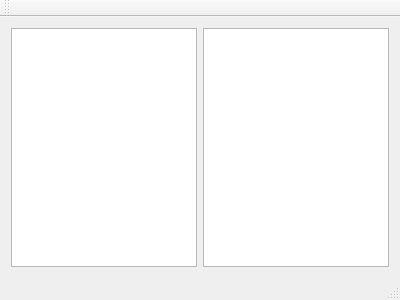
Old version of the form mainwindow.ui in the repository Envek/Kosogor.
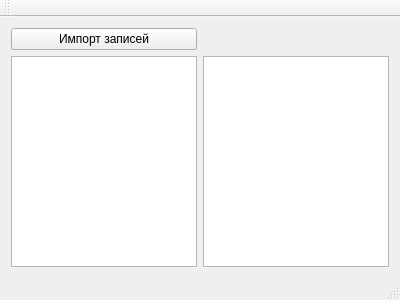
New version of the form.

Commit message: Added import of records

What changed in the file:
```diff
--- a/mainwindow.ui
+++ b/mainwindow.ui
@@ -15,12 +15,19 @@
   </property>
   <widget class="QWidget" name="centralWidget">
    <layout class="QGridLayout" name="gridLayout">
-    <item row="0" column="0">
+    <item row="1" column="0">
      <widget class="QTableView" name="checksumView"/>
     </item>
-    <item row="0" column="1">
+    <item row="1" column="1">
      <widget class="QTableView" name="paymentView"/>
     </item>
+    <item row="0" column="0">
+     <widget class="QPushButton" name="importButton">
+      <property name="text">
+       <string>Импорт записей</string>
+      </property>
+     </widget>
+    </item>
    </layout>
   </widget>
   <widget class="QMenuBar" name="menuBar">
```
The commit also changes 2 other files.
